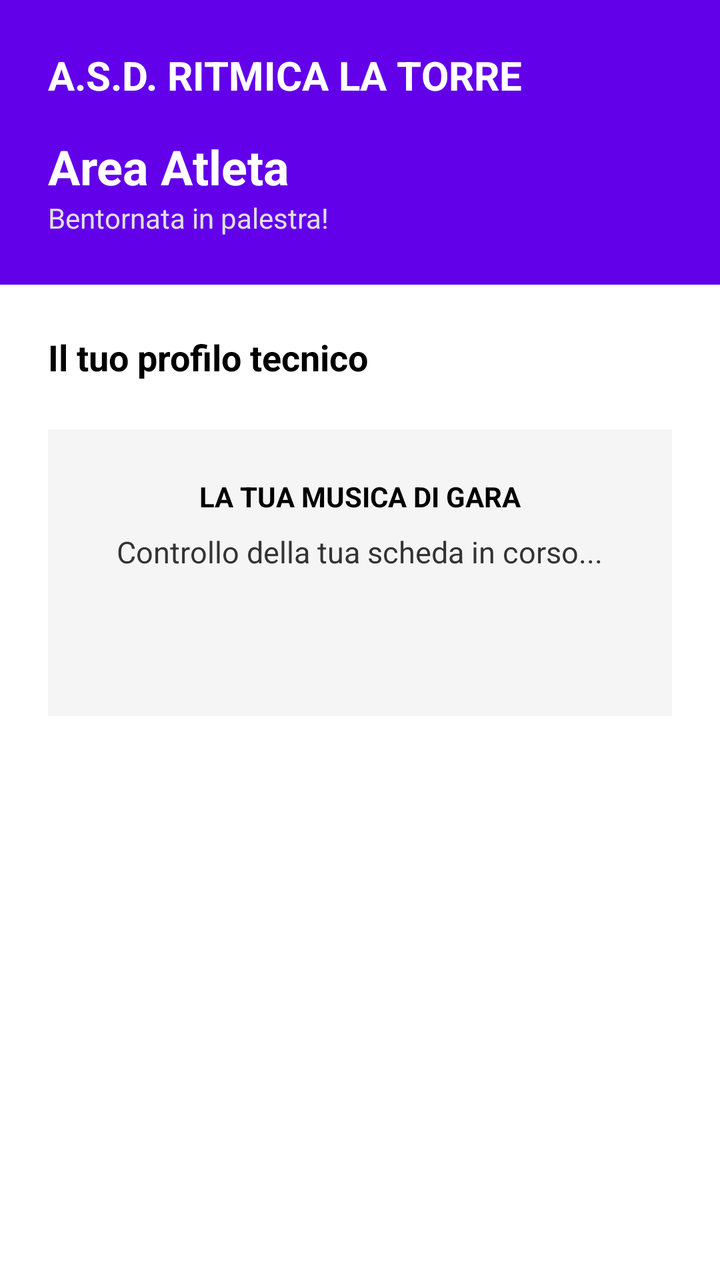
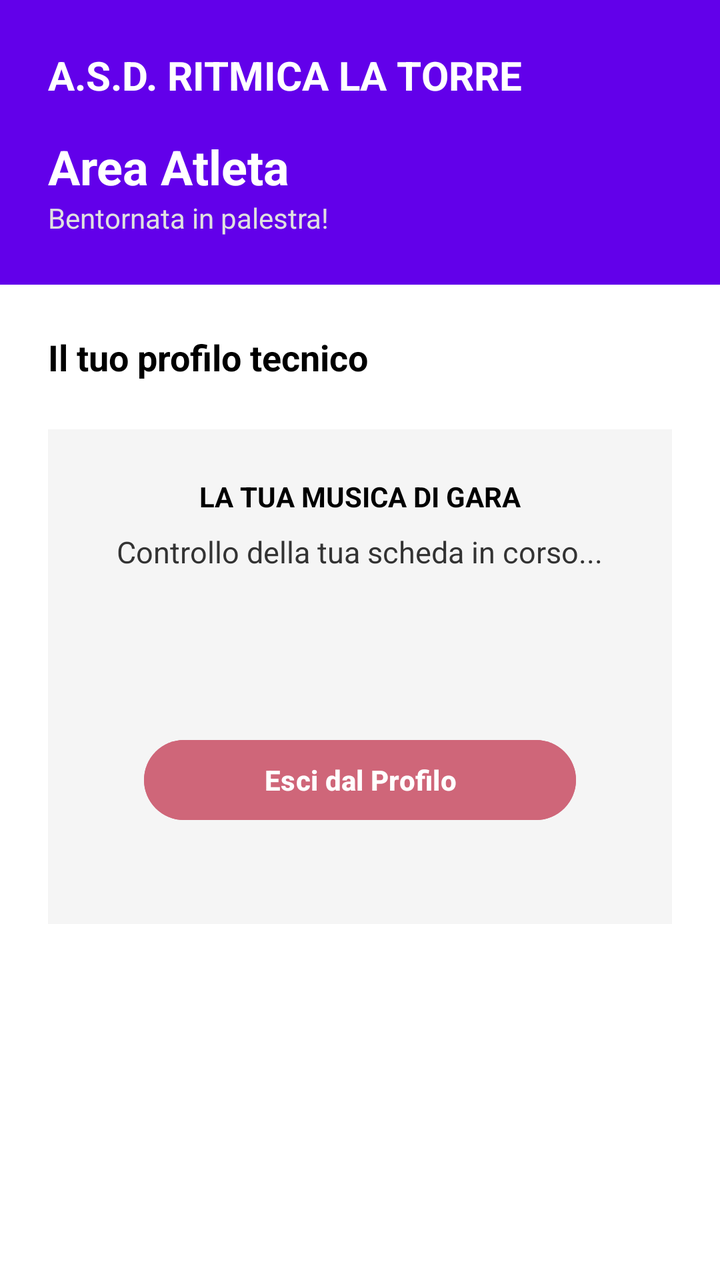

Before-and-after screenshots of an Android layout around one commit, followed by the original layout XML and the change that was made.
<!-- AndroidManifest.xml: application theme Theme.GinnasticaRitmica -->
<!-- res/layout/fragment_athlete_dashboard.xml -->
<?xml version="1.0" encoding="utf-8"?>
<layout xmlns:android="http://schemas.android.com/apk/res/android"
    xmlns:tools="http://schemas.android.com/tools"
    tools:ignore="HardcodedText, TextContrastCheck, VisualLintButtonSize, VisualLintTextFieldSize">

    <LinearLayout
        android:layout_width="match_parent"
        android:layout_height="match_parent"
        android:orientation="vertical"
        android:background="@color/sfondo_app"
        tools:context=".AthleteDashboardFragment">

        <LinearLayout
            android:layout_width="match_parent"
            android:layout_height="wrap_content"
            android:background="@color/viola_torre"
            android:padding="24dp"
            android:orientation="vertical">

            <TextView
                android:layout_width="wrap_content"
                android:layout_height="wrap_content"
                android:text="A.S.D. RITMICA LA TORRE"
                android:textColor="@android:color/white"
                android:textSize="20sp"
                android:textStyle="bold" />

            <TextView
                android:id="@+id/tvBenvenuto"
                android:layout_width="wrap_content"
                android:layout_height="wrap_content"
                android:text="Area Atleta"
                android:textColor="@android:color/white"
                android:textSize="24sp"
                android:layout_marginTop="16dp"
                android:textStyle="bold" />

            <TextView
                android:layout_width="wrap_content"
                android:layout_height="wrap_content"
                android:text="Bentornata in palestra!"
                android:textColor="#E0E0E0"
                android:textSize="14sp" />
        </LinearLayout>

        <ScrollView
            android:layout_width="match_parent"
            android:layout_height="0dp"
            android:layout_weight="1"
            android:fillViewport="true">

            <LinearLayout
                android:layout_width="match_parent"
                android:layout_height="wrap_content"
                android:orientation="vertical">

                <TextView
                    android:layout_width="wrap_content"
                    android:layout_height="wrap_content"
                    android:text="Il tuo profilo tecnico"
                    android:textColor="@color/testo_titoli"
                    android:textSize="18sp"
                    android:textStyle="bold"
                    android:layout_margin="24dp" />

                <LinearLayout
                    android:layout_width="match_parent"
                    android:layout_height="wrap_content"
                    android:orientation="vertical"
                    android:background="@color/grigio_box"
                    android:padding="24dp"
                    android:layout_marginHorizontal="24dp"
                    android:layout_marginBottom="16dp"
                    android:gravity="center">

                    <TextView
                        android:layout_width="wrap_content"
                        android:layout_height="wrap_content"
                        android:text="LA TUA MUSICA DI GARA"
                        android:textColor="@color/testo_titoli"
                        android:textStyle="bold"
                        android:layout_marginBottom="8dp"/>

                    <TextView
                        android:id="@+id/tvStatoMusica"
                        android:layout_width="wrap_content"
                        android:layout_height="wrap_content"
                        android:text="Controllo della tua scheda in corso..."
                        android:textColor="@color/testo_sottotitoli"
                        android:textSize="15sp"
                        android:textAlignment="center"
                        android:layout_marginBottom="16dp"/>

                    <androidx.recyclerview.widget.RecyclerView
                        android:id="@+id/rvMusiche"
                        android:layout_width="match_parent"
                        android:layout_height="wrap_content"
                        android:padding="16dp" />

                </LinearLayout>
            </LinearLayout>
        </ScrollView>
    </LinearLayout>
</layout>
<!-- resources referenced by this layout -->
<resources>
  <color name="grigio_box">#F5F5F5</color>
  <color name="sfondo_app">#FFFFFF</color>
  <color name="testo_sottotitoli">#333333</color>
  <color name="testo_titoli">#000000</color>
  <color name="viola_torre">#6200EA</color>
  <style name="Theme.GinnasticaRitmica" parent="Base.Theme.GinnasticaRitmica" />
  <style name="Base.Theme.GinnasticaRitmica" parent="Theme.Material3.DayNight.NoActionBar">
          
          
      </style>
</resources>

<!-- the commit's change to res/layout/fragment_athlete_dashboard.xml (unified diff, before → after) -->
@@ -97,6 +97,18 @@
                         android:layout_height="wrap_content"
                         android:padding="16dp" />
 
+                    <Button
+                        android:id="@+id/btnLogoutAtleta"
+                        android:layout_width="match_parent"
+                        android:layout_height="wrap_content"
+                        android:layout_marginHorizontal="24dp"
+                        android:layout_marginTop="32dp"
+                        android:layout_marginBottom="24dp"
+                        android:text="Esci dal Profilo"
+                        android:backgroundTint="#CF6679"
+                        android:textColor="@android:color/white"
+                        android:textStyle="bold" />
+
                 </LinearLayout>
             </LinearLayout>
         </ScrollView>
